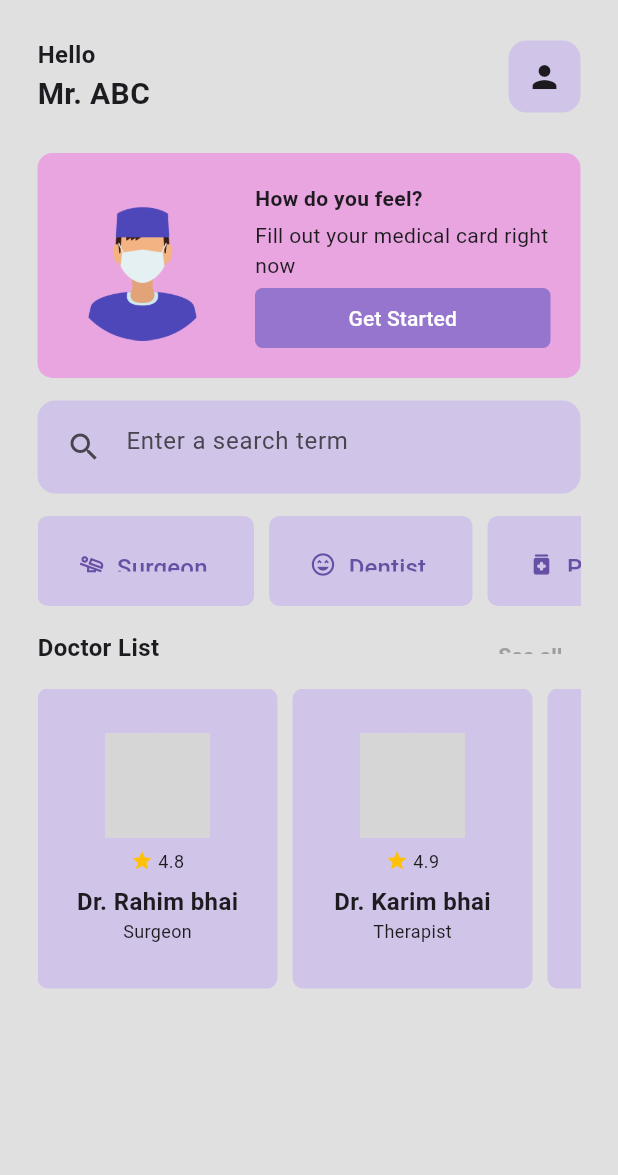
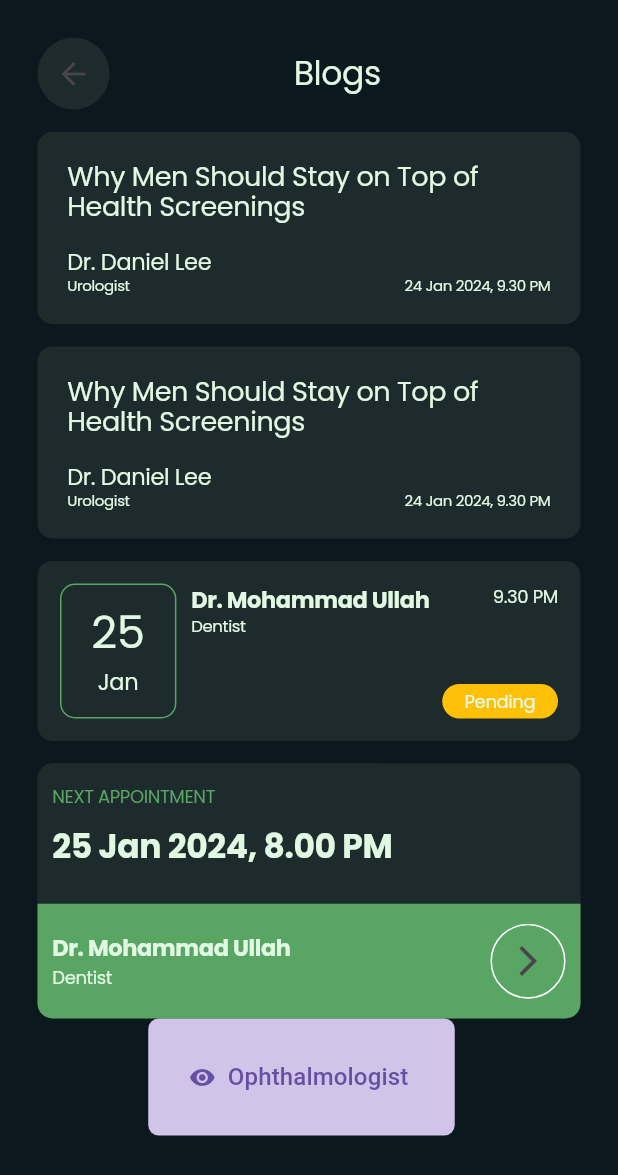
Before and after one commit to Hrithikishere/MediQueue, a Flutter app: the screen it shows after launch, on a phone screen of 412 x 824 dp. Shown: the top 1175 px of the screen. Run offline on Flutter 3.47's test engine with Material 3 defaults, Android fonts, the phone set to English and light mode, and no system bars; our stand-ins replace google_fonts; grey boxes are pictures that could not be loaded.

Commit message:
blogs, appointment, next appointment card added

```diff
--- /dev/null
+++ b/medi_queue/lib/framework/helpers/constants/colors.dart
@@ -0,0 +1,7 @@
+import 'package:flutter/material.dart';
+
+Color primaryColor = const Color(0xff0B181E);
+Color secondaryColor = const Color(0xff58A564);
+Color glassyColor = const Color(0xff1D2B2C);
+Color textDimColor = const Color(0xffB0B3A2);
+Color textLightColor = const Color(0xffE1F8E3);
--- /dev/null
+++ b/medi_queue/lib/framework/helpers/constants/data/blogs.dart
@@ -0,0 +1,33 @@
+import 'package:flutter/physics.dart';
+
+class Blogs {
+  int id = 0;
+  String title = "";
+  String postedBy = "";
+  String postedByDesg = "";
+  String postedTime = "";
+  Blogs(this.id, this.title, this.postedBy, this.postedByDesg, this.postedTime);
+}
+
+List<Blogs> blogsList = [
+  Blogs(1000, "Why Men Should Stay on Top of Health Screenings",
+      "Dr. Daniel Lee", "Urologist", "24 Jan 2024, 9.30 PM"),
+  Blogs(1001, "Why Physicals Are Especially Important for Teens and Young Men",
+      "Dr. Kyle Bardet", "Consultant of Cardiology", "30 Jan 2024, 9.30 PM"),
+  Blogs(1002, "Self Management Is the Key to Unlocking a Bright Future",
+      "Marilyn Marencik", "Nurse Practitioner", "01 Jan 2024, 9.30 PM"),
+  Blogs(1003, "How to Set Yourself up for a Restful Night of Sleep",
+      "Elizabeth Rainville", "Physician Assistant", "01 Jan 2024, 9.30 PM"),
+  Blogs(1004, "An Effective Low Maintenance Birth Control Option",
+      "Dr. Sajida Khanom", "Nurse Practitioner", "07 Jan 2024, 9.30 PM"),
+  Blogs(1005, "Why Men Should Stay on Top of Health Screenings",
+      "Dr. Daniel Lee", "Urologist", "24 Jan 2024, 9.30 PM"),
+  Blogs(1006, "Why Physicals Are Especially Important for Teens and Young Men",
+      "Dr. Kyle Bardet", "Consultant of Cardiology", "30 Jan 2024, 9.30 PM"),
+  Blogs(1007, "Self Management Is the Key to Unlocking a Bright Future",
+      "Marilyn Marencik", "Nurse Practitioner", "01 Jan 2024, 9.30 PM"),
+  Blogs(1008, "How to Set Yourself up for a Restful Night of Sleep",
+      "Elizabeth Rainville", "Physician Assistant", "01 Jan 2024, 9.30 PM"),
+  Blogs(1009, "An Effective Low Maintenance Birth Control Option",
+      "Dr. Sajida Khanom", "Nurse Practitioner", "07 Jan 2024, 9.30 PM"),
+];
--- a/medi_queue/lib/main.dart
+++ b/medi_queue/lib/main.dart
@@ -1,5 +1,8 @@
 import 'package:flutter/material.dart';
+import 'package:medi_queue/framework/helpers/constants/colors.dart';
+import 'package:medi_queue/pages/blogs_page.dart';
 
+import 'package:google_fonts/google_fonts.dart';
 import 'pages/home_page.dart';
 
 void main() {
@@ -13,8 +16,14 @@ class MyApp extends StatelessWidget {
   Widget build(BuildContext context) {
     return MaterialApp(
       debugShowCheckedModeBanner: false,
-      home: HomePage(),
-      theme: ThemeData(primarySwatch: Colors.deepPurple),
+      home: BlogsPage(),
+      theme: ThemeData(
+          primarySwatch: Colors.deepPurple,
+          textTheme: GoogleFonts.poppinsTextTheme(TextTheme(
+              displayLarge: TextStyle(
+                color: textLightColor,
+              ),
+              bodySmall: TextStyle(color: textDimColor)))),
     );
   }
 }
--- /dev/null
+++ b/medi_queue/lib/pages/blogs_page.dart
@@ -0,0 +1,35 @@
+import 'package:flutter/material.dart';
+import 'package:medi_queue/framework/helpers/constants/colors.dart';
+import 'package:medi_queue/util/appointment_card.dart';
+import 'package:medi_queue/util/blogs_card.dart';
+import 'package:medi_queue/util/category_card.dart';
+import 'package:medi_queue/util/common/topAppbar.dart';
+import 'package:medi_queue/util/next_appointment_card.dart';
+
+class BlogsPage extends StatelessWidget {
+  const BlogsPage({super.key});
+
+  @override
+  Widget build(BuildContext context) {
+    return Scaffold(
+      backgroundColor: primaryColor,
+      body: SafeArea(
+          child: Container(
+        margin: EdgeInsets.all(25),
+        child: Column(
+          children: [
+            TopAppBar(),
+            BlogsCard(),
+            BlogsCard(),
+            AppointmentCard(),
+            NextAppointmentCard(),
+            CategoryCard(
+                cardName: "Ophthalmologist",
+                icon: Icon(Icons.remove_red_eye_sharp),
+                onPressed: () {})
+          ],
+        ),
+      )),
+    );
+  }
+}
--- /dev/null
+++ b/medi_queue/lib/util/appointment_card.dart
@@ -0,0 +1,131 @@
+import 'package:flutter/material.dart';
+import 'package:medi_queue/framework/helpers/constants/colors.dart';
+
+class AppointmentCard extends StatelessWidget {
+  const AppointmentCard({super.key});
+
+  @override
+  Widget build(BuildContext context) {
+    return Container(
+      height: 120,
+      padding: const EdgeInsets.all(15),
+      margin: const EdgeInsets.only(bottom: 15),
+      decoration: BoxDecoration(
+          color: glassyColor, borderRadius: BorderRadius.circular(10)),
+      child: Row(
+        crossAxisAlignment: CrossAxisAlignment.start,
+        mainAxisAlignment: MainAxisAlignment.spaceBetween,
+        children: [
+          Flexible(
+            flex: 3,
+            child: Row(
+              children: [
+                //date
+                Container(
+                  margin: EdgeInsets.only(right: 10),
+                  padding: const EdgeInsets.symmetric(
+                    horizontal: 20,
+                  ),
+                  decoration: BoxDecoration(
+                      border: Border.all(color: secondaryColor, width: 1),
+                      borderRadius: BorderRadius.circular(10)),
+                  child: Column(
+                    mainAxisAlignment: MainAxisAlignment.center,
+                    children: [
+                      Padding(
+                        padding: const EdgeInsets.only(bottom: 7),
+                        child: Text(
+                          "25",
+                          style: Theme.of(context)
+                              .textTheme
+                              .displayLarge!
+                              .copyWith(
+                                fontSize: 30,
+                              ),
+                        ),
+                      ),
+                      Text(
+                        "Jan",
+                        style:
+                            Theme.of(context).textTheme.displayLarge!.copyWith(
+                                  fontSize: 15,
+                                ),
+                      ),
+                    ],
+                  ),
+                ),
+                //name & title
+                Expanded(
+                  child: Container(
+                    padding: const EdgeInsets.only(top: 2),
+                    child: Column(
+                      crossAxisAlignment: CrossAxisAlignment.start,
+                      children: [
+                        Padding(
+                          padding: const EdgeInsets.only(bottom: 3),
+                          child: Text(
+                            "Dr. Mohammad Ullah",
+                            maxLines: 3,
+                            softWrap: true,
+                            style: Theme.of(context)
+                                .textTheme
+                                .displayLarge!
+                                .copyWith(
+                                    fontSize: 15, fontWeight: FontWeight.bold),
+                          ),
+                        ),
+                        Text(
+                          "Dentist",
+                          style: Theme.of(context)
+                              .textTheme
+                              .displayLarge!
+                              .copyWith(
+                                fontSize: 11,
+                              ),
+                        ),
+                      ],
+                    ),
+                  ),
+                ),
+              ],
+            ),
+          ),
+
+          //time and status
+          Flexible(
+            flex: 1,
+            child: Container(
+              padding: const EdgeInsets.only(top: 2),
+              child: Column(
+                  mainAxisAlignment: MainAxisAlignment.spaceBetween,
+                  crossAxisAlignment: CrossAxisAlignment.end,
+                  children: [
+                    Text(
+                      "9.30 PM",
+                      style: Theme.of(context).textTheme.displayLarge!.copyWith(
+                            fontSize: 12,
+                          ),
+                    ),
+                    Container(
+                      padding: const EdgeInsets.symmetric(
+                          horizontal: 15, vertical: 5),
+                      decoration: BoxDecoration(
+                        color: Colors.amber,
+                        borderRadius: BorderRadius.circular(50),
+                      ),
+                      child: Text(
+                        "Pending",
+                        style:
+                            Theme.of(context).textTheme.displayLarge!.copyWith(
+                                  fontSize: 12,
+                                ),
+                      ),
+                    ),
+                  ]),
+            ),
+          ),
+        ],
+      ),
+    );
+  }
+}
--- /dev/null
+++ b/medi_queue/lib/util/blogs_card.dart
@@ -0,0 +1,53 @@
+import 'package:flutter/material.dart';
+import 'package:medi_queue/framework/helpers/constants/colors.dart';
+
+class BlogsCard extends StatelessWidget {
+  const BlogsCard({super.key});
+
+  @override
+  Widget build(BuildContext context) {
+    return Container(
+      padding: EdgeInsets.all(20),
+      margin: EdgeInsets.only(bottom: 15),
+      decoration: BoxDecoration(
+          color: glassyColor, borderRadius: BorderRadius.circular(10)),
+      child: Column(crossAxisAlignment: CrossAxisAlignment.start, children: [
+        Text(
+          "Why Men Should Stay on Top of Health Screenings",
+          style: Theme.of(context).textTheme.displayLarge!.copyWith(
+                fontSize: 18,
+              ),
+        ),
+        const SizedBox(
+          height: 18,
+        ),
+        Text(
+          "Dr. Daniel Lee",
+          style: Theme.of(context).textTheme.displayLarge!.copyWith(
+                fontSize: 15,
+              ),
+        ),
+        const SizedBox(
+          height: 2,
+        ),
+        Row(
+          mainAxisAlignment: MainAxisAlignment.spaceBetween,
+          children: [
+            Text(
+              "Urologist",
+              style: Theme.of(context).textTheme.displayLarge!.copyWith(
+                    fontSize: 10,
+                  ),
+            ),
+            Text(
+              "24 Jan 2024, 9.30 PM",
+              style: Theme.of(context).textTheme.displayLarge!.copyWith(
+                    fontSize: 10,
+                  ),
+            ),
+          ],
+        )
+      ]),
+    );
+  }
+}
--- /dev/null
+++ b/medi_queue/lib/util/common/topAppbar.dart
@@ -0,0 +1,39 @@
+import 'package:flutter/material.dart';
+import 'package:medi_queue/framework/helpers/constants/colors.dart';
+
+class TopAppBar extends StatelessWidget {
+  const TopAppBar({super.key});
+
+  @override
+  Widget build(BuildContext context) {
+    return Container(
+      child: Row(
+        mainAxisAlignment: MainAxisAlignment.spaceBetween,
+        crossAxisAlignment: CrossAxisAlignment.center,
+        children: [
+          Container(
+            margin: EdgeInsets.only(bottom: 15),
+            decoration: BoxDecoration(
+                color: glassyColor, borderRadius: BorderRadius.circular(50)),
+            child: IconButton(
+              onPressed: () {},
+              icon: Icon(Icons.arrow_back),
+            ),
+          ),
+          Container(
+            padding: EdgeInsets.only(bottom: 15),
+            child: Text(
+              "Blogs",
+              style: Theme.of(context).textTheme.displayLarge!.copyWith(
+                    fontSize: 22,
+                  ),
+            ),
+          ),
+          SizedBox(
+            width: 10,
+          ),
+        ],
+      ),
+    );
+  }
+}
--- /dev/null
+++ b/medi_queue/lib/util/next_appointment_card.dart
@@ -0,0 +1,111 @@
+import 'package:flutter/material.dart';
+import 'package:medi_queue/framework/helpers/constants/colors.dart';
+
+class NextAppointmentCard extends StatelessWidget {
+  const NextAppointmentCard({super.key});
+
+  @override
+  Widget build(BuildContext context) {
+    return Container(
+      height: 170,
+      decoration: BoxDecoration(
+          color: glassyColor, borderRadius: BorderRadius.circular(10)),
+      child: Column(
+        crossAxisAlignment: CrossAxisAlignment.start,
+        children: [
+          //upper side
+          Flexible(
+            flex: 11,
+            child: Container(
+              padding: EdgeInsets.only(left: 10, top: 15),
+              decoration: BoxDecoration(
+                  color: glassyColor, borderRadius: BorderRadius.circular(10)),
+              child: Column(
+                crossAxisAlignment: CrossAxisAlignment.start,
+                children: [
+                  Text(
+                    "NEXT APPOINTMENT",
+                    style: Theme.of(context)
+                        .textTheme
+                        .displayLarge!
+                        .copyWith(fontSize: 12, color: secondaryColor),
+                  ),
+                  const SizedBox(
+                    height: 15,
+                  ),
+                  Text(
+                    "25 Jan 2024, 8.00 PM",
+                    style: Theme.of(context)
+                        .textTheme
+                        .displayLarge!
+                        .copyWith(fontSize: 22, fontWeight: FontWeight.bold),
+                  ),
+                ],
+              ),
+            ),
+          ),
+          //bottom side
+          Flexible(
+            flex: 9,
+            child: Container(
+              padding: const EdgeInsets.only(left: 10, right: 10),
+              decoration: BoxDecoration(
+                color: secondaryColor,
+                borderRadius: const BorderRadius.only(
+                  bottomLeft: Radius.circular(10),
+                  bottomRight: Radius.circular(10),
+                ),
+              ),
+              child: Row(
+                mainAxisAlignment: MainAxisAlignment.spaceBetween,
+                children: [
+                  //left side
+                  Container(
+                    child: Column(
+                        crossAxisAlignment: CrossAxisAlignment.start,
+                        mainAxisAlignment: MainAxisAlignment.center,
+                        children: [
+                          Text(
+                            "Dr. Mohammad Ullah",
+                            style: Theme.of(context)
+                                .textTheme
+                                .displayLarge!
+                                .copyWith(
+                                    fontSize: 15, fontWeight: FontWeight.bold),
+                          ),
+                          const SizedBox(
+                            height: 5,
+                          ),
+                          Text(
+                            "Dentist",
+                            style: Theme.of(context)
+                                .textTheme
+                                .displayLarge!
+                                .copyWith(
+                                  fontSize: 12,
+                                ),
+                          ),
+                        ]),
+                  ),
+                  //right side
+                  Container(
+                    width: 50,
+                    height: 50,
+                    decoration: BoxDecoration(
+                        color: secondaryColor,
+                        border: Border.all(color: Colors.white),
+                        borderRadius: BorderRadius.circular(50)),
+                    child: IconButton(
+                      onPressed: () {},
+                      icon: Icon(Icons.arrow_forward_ios),
+                    ),
+                  ),
+                ],
+              ),
+            ),
+          ),
+        ],
+      ),
+    );
+  }
+}
--- a/medi_queue/pubspec.yaml
+++ b/medi_queue/pubspec.yaml
@@ -12,6 +12,7 @@ dependencies:
     sdk: flutter
 
   cupertino_icons: ^1.0.2
+  google_fonts: ^6.1.0
 
 dev_dependencies:
   flutter_test:
```
Also changed, not shown: medi_queue/pubspec.lock, 1 other file.
